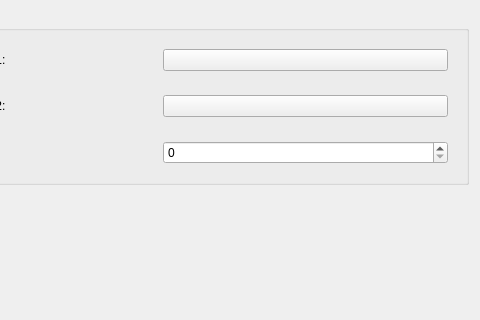
Before: the Qt Designer form src/gui/desktop/config_tabs/look_tab.ui in Kicer86/photobroom, drawn with Qt 5; both pictures show x 160 to 640 and y 0 to 320 of the 640 by 480 pixel window.
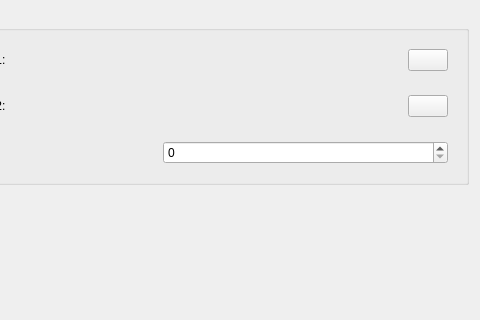
After: the same form once the commit is applied. Custom widgets are drawn as their Qt base class.

Commit message: gui: config_tabs: LookTab: renaming buttons; using ColorPickButton

Patch:
```diff
--- a/src/gui/desktop/config_tabs/look_tab.ui
+++ b/src/gui/desktop/config_tabs/look_tab.ui
@@ -28,7 +28,13 @@
           </widget>
          </item>
          <item>
-          <widget class="QPushButton" name="color1Button">
+          <widget class="ColorPickButton" name="colorEvenButton">
+           <property name="sizePolicy">
+            <sizepolicy hsizetype="Fixed" vsizetype="Fixed">
+             <horstretch>0</horstretch>
+             <verstretch>0</verstretch>
+            </sizepolicy>
+           </property>
            <property name="text">
             <string/>
            </property>
@@ -48,7 +54,13 @@
           </widget>
          </item>
          <item>
-          <widget class="QPushButton" name="color2Button">
+          <widget class="ColorPickButton" name="colorOddButton">
+           <property name="sizePolicy">
+            <sizepolicy hsizetype="Fixed" vsizetype="Fixed">
+             <horstretch>0</horstretch>
+             <verstretch>0</verstretch>
+            </sizepolicy>
+           </property>
            <property name="text">
             <string/>
            </property>
@@ -91,6 +103,13 @@
    </item>
   </layout>
  </widget>
+ <customwidgets>
+  <customwidget>
+   <class>ColorPickButton</class>
+   <extends>QPushButton</extends>
+   <header>widgets/color_pick_button.hpp</header>
+  </customwidget>
+ </customwidgets>
  <resources/>
  <connections/>
 </ui>
```
The commit also changes 2 other files.
